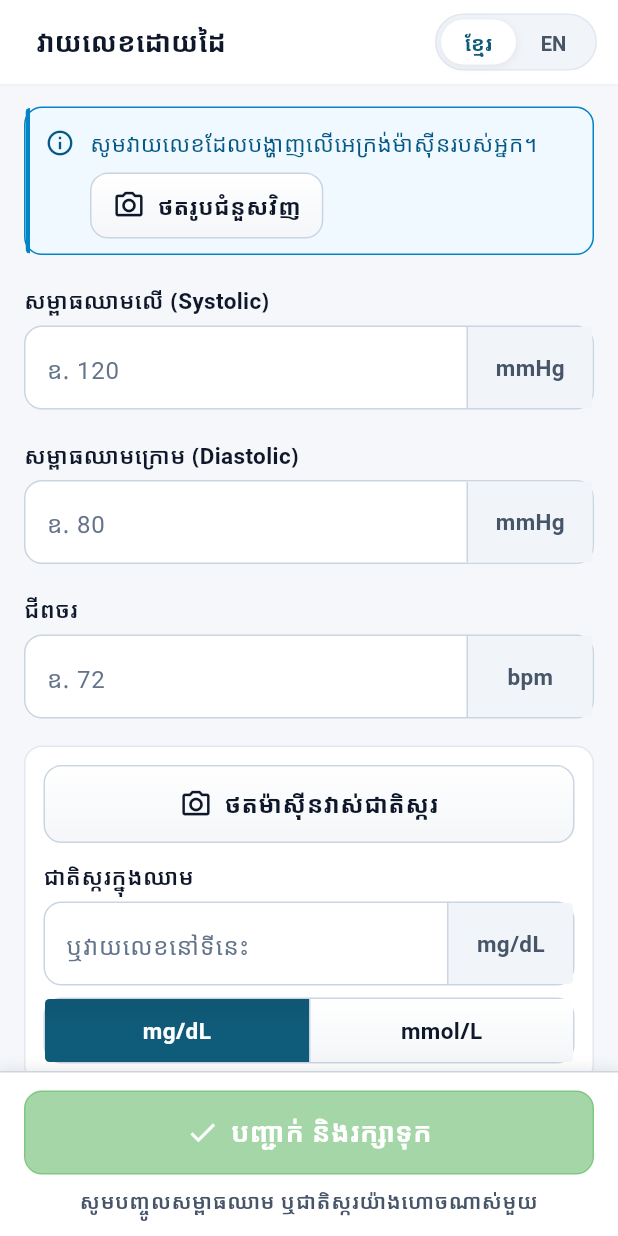
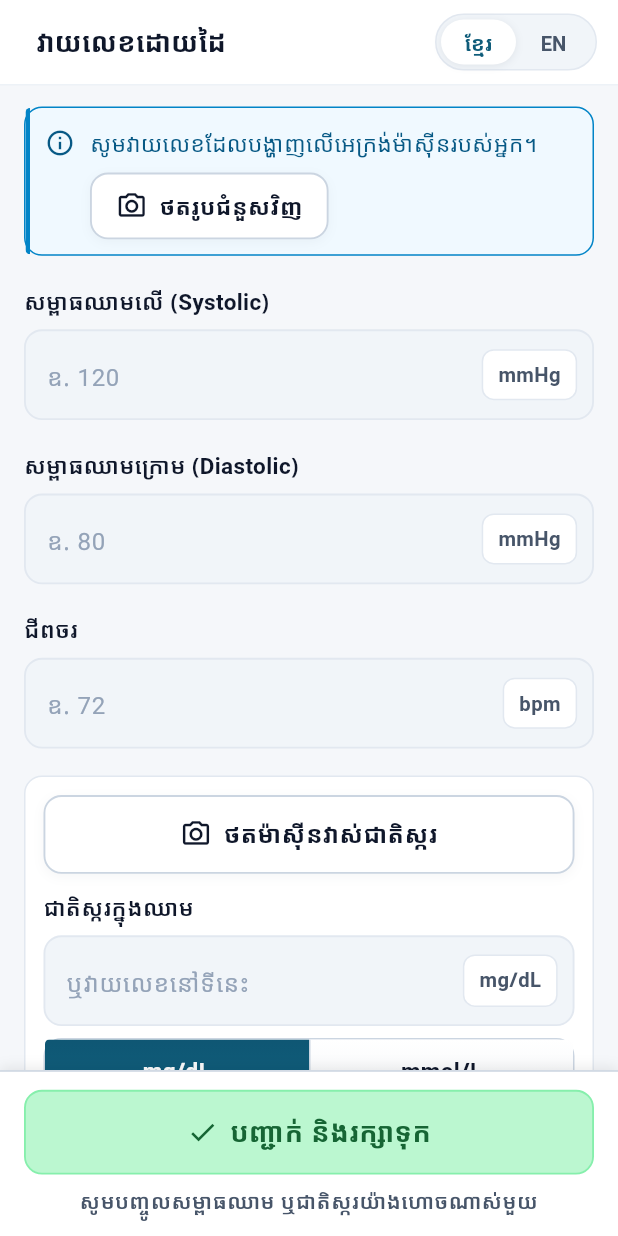
Before and after one commit to Chumdararith-LOU/E-Health-monitoring-app, a Flutter app: the ReviewScreen screen opened directly, after a tap on "ខ្មែរ", on a phone screen of 412 x 824 dp. Run offline on Flutter 3.47's test engine with Material 3 defaults, Android fonts, the phone set to English and light mode, and no system bars.

Commit message:
update button, input, and modal widgets

```diff
--- a/mobile/lib/widgets/tactile_button.dart
+++ b/mobile/lib/widgets/tactile_button.dart
@@ -1,20 +1,28 @@
 import 'package:flutter/material.dart';
+import 'package:flutter/services.dart';
 
 import '../theme/tokens.dart';
 
 enum BtnVariant { green, navy, gray, red, dangerOutline }
 
 class _BtnSpec {
-  const _BtnSpec({this.gradient, this.flat, required this.border, required this.fg, this.textShadow = false});
-  final Gradient? gradient;
-  final Color? flat;
+  const _BtnSpec({
+    required this.bg,
+    required this.border,
+    required this.fg,
+    this.shadow,
+    this.splash,
+  });
+
+  final Color bg;
   final Color border;
   final Color fg;
-  final bool textShadow;
+  final List<BoxShadow>? shadow;
+  final Color? splash;
 }
 
-/// The only button style in the app: 1px darker border, subtle vertical
-/// gradient, top highlight, and a visible 1px press-down.
+/// Modern tactile Material 3 button: clean high-contrast fills, subtle colored
+/// elevation, smooth press-scale feedback, ink ripple, and haptic confirmation.
 /// `loading` locks the button at once so a reading can't be saved twice.
 class TactileButton extends StatefulWidget {
   const TactileButton({
@@ -25,10 +33,10 @@ class TactileButton extends StatefulWidget {
     this.icon,
     this.trailingIcon,
     this.height = 56,
-    this.fontSize = 17,
+    this.fontSize = 16.5,
     this.loading = false,
     this.expand = true,
-    this.horizontalPadding = 14,
+    this.horizontalPadding = 16,
     this.borderOverride,
   });
 
@@ -54,84 +62,116 @@ class _TactileButtonState extends State<TactileButton> {
   _BtnSpec _spec(bool enabled) {
     if (!enabled) {
       if (widget.variant == BtnVariant.green) {
-        return const _BtnSpec(flat: Color(0xFFA5D6A7), border: Color(0xFF81C784), fg: Colors.white);
+        return const _BtnSpec(
+          bg: Color(0xFFBBF7D0),
+          border: Color(0xFF86EFAC),
+          fg: Color(0xFF166534),
+        );
       }
-      return const _BtnSpec(flat: Color(0xFFF1F3F5), border: Color(0xFFD8DEE4), fg: C.muted);
+      return const _BtnSpec(
+        bg: Color(0xFFF1F5F9),
+        border: Color(0xFFE2E8F0),
+        fg: C.muted,
+      );
     }
+
     switch (widget.variant) {
       case BtnVariant.green:
-        return _BtnSpec(
-          gradient: _down
-              ? const LinearGradient(begin: Alignment.topCenter, end: Alignment.bottomCenter, colors: [Color(0xFF1E5A22), Color(0xFF2E7D32)])
-              : D.greenGradient,
-          border: C.saveBorder,
+        return const _BtnSpec(
+          bg: C.saveBase,
+          border: C.saveBase,
           fg: Colors.white,
-          textShadow: true,
+          splash: Color(0x2EFFFFFF),
+          shadow: [
+            BoxShadow(color: Color(0x3315803D), blurRadius: 10, offset: Offset(0, 4)),
+          ],
         );
       case BtnVariant.navy:
-        return _BtnSpec(
-          gradient: _down
-              ? const LinearGradient(begin: Alignment.topCenter, end: Alignment.bottomCenter, colors: [Color(0xFF143554), Color(0xFF1F4E79)])
-              : D.navyGradient,
-          border: C.navyDark,
+        return const _BtnSpec(
+          bg: C.navyBase,
+          border: C.navyBase,
           fg: Colors.white,
+          splash: Color(0x2EFFFFFF),
+          shadow: [
+            BoxShadow(color: Color(0x2E0F5C7A), blurRadius: 10, offset: Offset(0, 4)),
+          ],
         );
       case BtnVariant.red:
-        return _BtnSpec(
-          gradient: LinearGradient(
-            begin: Alignment.topCenter,
-            end: Alignment.bottomCenter,
-            colors: _down ? const [Color(0xFF9A1515), Color(0xFFC62828)] : const [Color(0xFFD32F2F), Color(0xFFB71C1C)],
-          ),
-          border: const Color(0xFF8E1414),
+        return const _BtnSpec(
+          bg: C.errBorder,
+          border: C.errBorder,
           fg: Colors.white,
-          textShadow: true,
+          splash: Color(0x2EFFFFFF),
+          shadow: [
+            BoxShadow(color: Color(0x33DC2626), blurRadius: 10, offset: Offset(0, 4)),
+          ],
         );
       case BtnVariant.dangerOutline:
         return _BtnSpec(
-          gradient: _down ? null : D.grayGradient,
-          flat: _down ? const Color(0xFFF5D5D8) : null,
-          border: C.errBorder,
+          bg: C.errBg,
+          border: widget.borderOverride ?? const Color(0xFFFECACA),
           fg: C.errText,
+          splash: const Color(0x1ADC2626),
         );
       case BtnVariant.gray:
         return _BtnSpec(
-          gradient: _down ? null : D.grayGradient,
-          flat: _down ? const Color(0xFFD5DCE3) : null,
-          border: widget.borderOverride ?? C.borderInput,
+          bg: C.panel,
+          border: widget.borderOverride ?? C.borderStrong,
           fg: C.text,
+          splash: const Color(0x140F172A),
+          shadow: const [
+            BoxShadow(color: Color(0x0A0F172A), blurRadius: 6, offset: Offset(0, 2)),
+          ],
         );
     }
   }
 
-  void _set(bool v) {
-    if (_down != v) setState(() => _down = v);
+  void _setDown(bool v) {
+    if (_down != v && mounted) setState(() => _down = v);
+  }
+
+  void _handleTap() {
+    if (widget.variant == BtnVariant.green || widget.variant == BtnVariant.red) {
+      HapticFeedback.lightImpact();
+    } else {
+      HapticFeedback.selectionClick();
+    }
+    widget.onPressed?.call();
   }
 
   @override
   Widget build(BuildContext context) {
     final enabled = widget.onPressed != null && !widget.loading;
     final spec = _spec(enabled);
-    final style = T.button.copyWith(
-      fontSize: widget.fontSize,
-      color: spec.fg,
-      shadows: spec.textShadow ? const [Shadow(color: Color(0x59000000), offset: Offset(0, 1))] : null,
-    );
+    final style = T.button.copyWith(fontSize: widget.fontSize, color: spec.fg);
 
     final children = <Widget>[];
     if (widget.loading) {
-      children.add(SizedBox(width: 20, height: 20, child: CircularProgressIndicator(strokeWidth: 2.5, color: spec.fg)));
+      children.add(
+        SizedBox(
+          width: 20,
+          height: 20,
+          child: CircularProgressIndicator(strokeWidth: 2.5, color: spec.fg),
+        ),
+      );
       children.add(const SizedBox(width: 10));
     } else if (widget.icon != null) {
-      children.add(Icon(widget.icon, size: 22, color: spec.fg));
+      children.add(Icon(widget.icon, size: 21, color: spec.fg));
       children.add(const SizedBox(width: 8));
     }
-    final text = Text(widget.label, textAlign: TextAlign.center, maxLines: 2, overflow: TextOverflow.ellipsis, style: style);
-    // Flexible only when the button has a bounded width to share.
+
+    final text = Text(
+      widget.label,
+      textAlign: TextAlign.center,
+      maxLines: 2,
+      overflow: TextOverflow.ellipsis,
+      style: style,
+    );
     children.add(widget.expand ? Flexible(child: text) : text);
+
     if (widget.trailingIcon != null) {
       children.add(const SizedBox(width: 6));
-      children.add(Icon(widget.trailingIcon, size: 22, color: spec.fg));
+      children.add(Icon(widget.trailingIcon, size: 21, color: spec.fg));
     }
 
     return Semantics(
@@ -139,31 +179,39 @@ class _TactileButtonState extends State<TactileButton> {
       enabled: enabled,
       label: widget.label,
       excludeSemantics: true,
-      child: GestureDetector(
-        behavior: HitTestBehavior.opaque,
-        onTapDown: enabled ? (_) => _set(true) : null,
-        onTapUp: enabled ? (_) => _set(false) : null,
-        onTapCancel: enabled ? () => _set(false) : null,
-        onTap: enabled ? widget.onPressed : null,
-        child: Container(
+      child: AnimatedScale(
+        scale: (_down && enabled) ? 0.975 : 1.0,
+        duration: const Duration(milliseconds: 110),
+        curve: Curves.easeOutCubic,
+        child: AnimatedContainer(
+          duration: D.animFast,
+          curve: D.animCurve,
           constraints: BoxConstraints(minHeight: widget.height),
           decoration: BoxDecoration(
-            gradient: spec.gradient,
-            color: spec.gradient == null ? spec.flat : null,
+            color: spec.bg,
             borderRadius: D.radius,
-            border: Border.all(color: spec.border),
+            border: Border.all(color: spec.border, width: 1.25),
+            boxShadow: (_down || !enabled) ? null : spec.shadow,
           ),
-          foregroundDecoration: _down && enabled ? const BoxDecoration(borderRadius: D.radius, gradient: D.insetShade) : null,
-          child: Stack(
-            children: [
-              if (enabled && !_down)
-                const Positioned(left: 1, right: 1, top: 0, child: SizedBox(height: 1, child: ColoredBox(color: Color(0x40FFFFFF)))),
-              Padding(
-                padding: EdgeInsets.fromLTRB(widget.horizontalPadding, _down ? 7 : 6, widget.horizontalPadding, _down ? 5 : 6),
+          child: Material(
+            type: MaterialType.transparency,
+            child: InkWell(
+              borderRadius: D.radius,
+              splashColor: spec.splash,
+              highlightColor: spec.splash,
+              onTapDown: enabled ? (_) => _setDown(true) : null,
+              onTapUp: enabled ? (_) => _setDown(false) : null,
+              onTapCancel: enabled ? () => _setDown(false) : null,
+              onTap: enabled ? _handleTap : null,
+              child: Padding(
+                padding: EdgeInsets.symmetric(
+                  horizontal: widget.horizontalPadding,
+                  vertical: 8,
+                ),
                 child: SizedBox(
                   width: widget.expand ? double.infinity : null,
                   child: ConstrainedBox(
-                    constraints: BoxConstraints(minHeight: widget.height - 14),
+                    constraints: BoxConstraints(minHeight: widget.height - 18),
                     child: Row(
                       mainAxisSize: widget.expand ? MainAxisSize.max : MainAxisSize.min,
                       mainAxisAlignment: MainAxisAlignment.center,
@@ -172,7 +220,7 @@ class _TactileButtonState extends State<TactileButton> {
                   ),
                 ),
               ),
-            ],
+            ),
           ),
         ),
       ),
--- a/mobile/lib/widgets/vital_input_group.dart
+++ b/mobile/lib/widgets/vital_input_group.dart
@@ -5,8 +5,9 @@ import '../theme/tokens.dart';
 
 enum FieldState { none, ok, low, error }
 
-/// Label above, big numeric box, attached grey unit cap on the right.
-/// Opens the phone's number pad (NFR-05). Always stores plain digits.
+/// Label above, soft-filled rounded numeric input with sleek inline unit pill
+/// or custom unit selector. Opens the phone's number pad (NFR-05) and smoothly
+/// animates validation or OCR guidance messages.
 class VitalInputGroup extends StatefulWidget {
   const VitalInputGroup({
     super.key,
@@ -43,44 +44,56 @@ class _VitalInputGroupState extends State<VitalInputGroup> {
   @override
   void initState() {
     super.initState();
-    _focus.addListener(() => setState(() {}));
+    _focus.addListener(_onFocusChange);
+  }
+
+  void _onFocusChange() {
+    if (mounted) setState(() {});
   }
 
   @override
   void dispose() {
+    _focus.removeListener(_onFocusChange);
     _focus.dispose();
     super.dispose();
   }
 
   @override
   Widget build(BuildContext context) {
-    Color border = C.borderInput;
-    double width = 1;
-    Color fill = C.panel;
+    final focused = _focus.hasFocus;
+
+    Color border = C.border;
+    double width = 1.25;
+    Color fill = focused ? C.panel : C.inputUnit;
     List<BoxShadow>? halo;
 
     switch (widget.state) {
       case FieldState.ok:
-        border = C.okBorder;
-        width = 2;
+        border = C.okDivider;
+        width = 1.5;
+        fill = C.panel;
         break;
       case FieldState.low:
         border = C.warnBorder;
-        width = 2;
+        width = 1.75;
         fill = C.warnField;
         break;
       case FieldState.error:
         border = C.errBorder;
-        width = 2;
+        width = 1.75;
         fill = C.errField;
         break;
       case FieldState.none:
         break;
     }
-    if (_focus.hasFocus && widget.state != FieldState.error) {
+
+    if (focused && widget.state != FieldState.error) {
       border = C.focus;
       width = 2;
-      halo = const [BoxShadow(color: C.focusHalo, spreadRadius: 3)];
+      fill = C.panel;
+      halo = const [
+        BoxShadow(color: C.focusHalo, blurRadius: 0, spreadRadius: 3),
+      ];
     }
 
     return Column(
@@ -89,11 +102,16 @@ class _VitalInputGroupState extends State<VitalInputGroup> {
         Row(
           children: [
             Expanded(child: Text(widget.label, style: T.label)),
-            if (widget.badge != null) ...[const SizedBox(width: 8), widget.badge!],
+            if (widget.badge != null) ...[
+              const SizedBox(width: 8),
+              widget.badge!,
+            ],
           ],
         ),
-        const SizedBox(height: 4),
-        Container(
+        const SizedBox(height: 6),
+        AnimatedContainer(
+          duration: D.animFast,
+          curve: D.animCurve,
           constraints: const BoxConstraints(minHeight: 56),
           decoration: BoxDecoration(
             color: fill,
@@ -102,7 +120,7 @@ class _VitalInputGroupState extends State<VitalInputGroup> {
             boxShadow: halo,
           ),
           child: ClipRRect(
-            borderRadius: BorderRadius.circular(3),
+            borderRadius: BorderRadius.circular(10),
             child: IntrinsicHeight(
               child: Row(
                 crossAxisAlignment: CrossAxisAlignment.stretch,
@@ -126,31 +144,62 @@ class _VitalInputGroupState extends State<VitalInputGroup> {
                           border: InputBorder.none,
                           enabledBorder: InputBorder.none,
                           focusedBorder: InputBorder.none,
-                          contentPadding: const EdgeInsets.symmetric(horizontal: 14, vertical: 12),
+                          contentPadding: const EdgeInsets.symmetric(horizontal: 14, vertical: 14),
                           hintText: widget.hint,
-                          hintStyle: T.body.copyWith(color: C.hint),
+                          hintStyle: T.body.copyWith(color: C.muted),
                         ),
                       ),
                     ),
                   ),
-                  if (widget.unitWidget != null || widget.unit != null)
+                  if (widget.unitWidget != null)
                     Container(
-                      constraints: const BoxConstraints(minWidth: 84),
+                      constraints: const BoxConstraints(minWidth: 88),
                       padding: const EdgeInsets.symmetric(horizontal: 10),
                       alignment: Alignment.center,
                       decoration: const BoxDecoration(
-                        color: C.inputUnit,
-                        border: Border(left: BorderSide(color: C.borderInput)),
+                        color: C.panelHeader,
+                        border: Border(left: BorderSide(color: C.divider)),
                       ),
-                      child: widget.unitWidget ??
-                          Text(widget.unit!, style: T.label.copyWith(fontSize: 15, color: C.text2)),
+                      child: widget.unitWidget!,
+                    )
+                  else if (widget.unit != null)
+                    Padding(
+                      padding: const EdgeInsets.only(right: 10),
+                      child: Center(
+                        child: Container(
+                          padding: const EdgeInsets.symmetric(horizontal: 10, vertical: 5),
+                          decoration: BoxDecoration(
+                            color: focused ? C.inputUnit : C.panel,
+                            borderRadius: D.radiusSm,
+                            border: Border.all(color: C.border),
+                          ),
+                          child: Text(
+                            widget.unit!,
+                            style: T.cap.copyWith(
+                              fontSize: 13.5,
+                              fontWeight: FontWeight.w700,
+                              color: C.text2,
+                            ),
+                          ),
+                        ),
+                      ),
                     ),
                 ],
               ),
             ),
           ),
         ),
-        if (widget.message != null) ...[const SizedBox(height: 4), widget.message!],
+        AnimatedSize(
+          duration: D.animMed,
+          curve: D.animCurve,
+          alignment: Alignment.topCenter,
+          child: widget.message != null
+              ? Padding(
+                  padding: const EdgeInsets.only(top: 6),
+                  child: widget.message!,
+                )
+              : const SizedBox.shrink(),
+        ),
       ],
     );
   }
```
Also changed, not shown: mobile/lib/widgets/confirm_modal.dart (+71 -58 lines).
